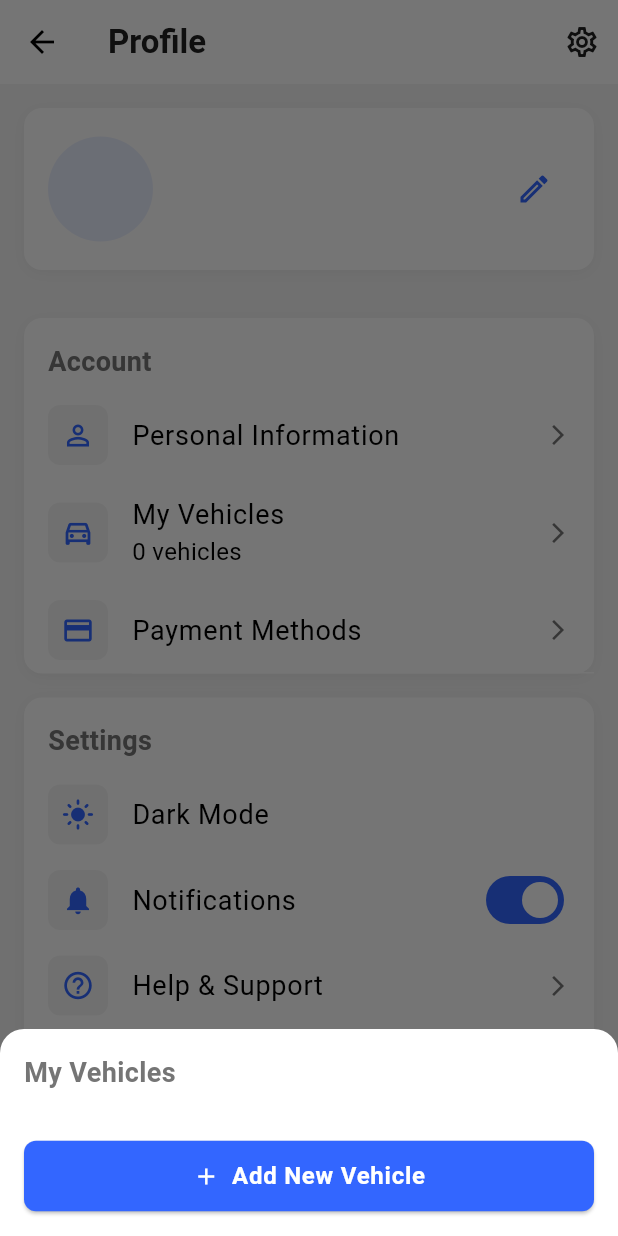
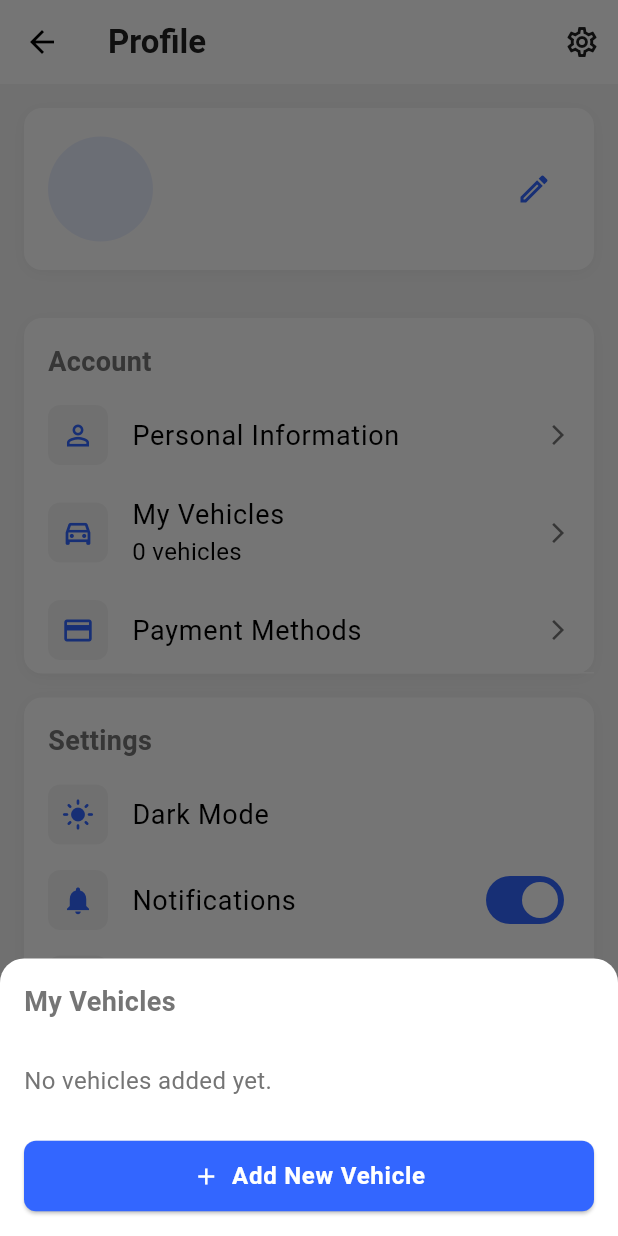
Before and after one commit to Gabby-Tech1/MAD-Team-31, a Flutter app: the ProfileScreen screen opened directly, after a tap on "My Vehicles", on a phone screen of 412 x 824 dp. Run offline on Flutter 3.47's test engine with Material 3 defaults, Android fonts, the phone set to English and light mode, and no system bars; our stand-ins replace animated_text_kit, flutter_map, flutter_svg, image_picker, latlong2, page_transition and 2 more; accounts and stored records are empty; project files that could hold a hidden picture were left out.

Commit message:
Updated the Profile Screen Personal Information

```diff
--- a/lib/screens/profile_screen.dart
+++ b/lib/screens/profile_screen.dart
@@ -1,3 +1,4 @@
+// lib/screens/profile_screen.dart
 import 'package:flutter/material.dart';
 import 'package:parkright/utils/app_theme.dart';
 import 'package:parkright/components/profile_list_tile.dart';
@@ -16,28 +17,57 @@ class ProfileScreen extends StatefulWidget {
 }
 
 class _ProfileScreenState extends State<ProfileScreen> {
-  late UserProfile userProfile;
+  UserProfile? userProfile; // make nullable until loaded
   bool isDarkMode = false;
   bool notificationsEnabled = true;
 
   @override
   void initState() {
     super.initState();
+    // Defer loading to after build context is available
+    WidgetsBinding.instance.addPostFrameCallback((_) {
       _loadUserData();
+    });
   }
 
   Future<void> _loadUserData() async {
     final authProvider = context.read<AuthProvider>();
     final parkingProvider = context.read<ParkingProvider>();
 
+    // Ensure user exists
     if (authProvider.user != null) {
-      // Load user vehicles
+      // Load vehicles first
       await parkingProvider.loadUserVehicles(authProvider.user!.id);
+
+      // Initialize userProfile using available data
+      setState(() {
+        userProfile = UserProfile(
+          name: authProvider.user?.userMetadata?['full_name']?.toString() ?? 'User',
+          email: authProvider.user?.email ?? '',
+          phoneNumber: authProvider.user?.userMetadata?['phone']?.toString() ?? '',
+          vehicles: parkingProvider.userVehicles.map((v) => v.model).toList(),
+        );
+      });
+    } else {
+      // No authenticated user — initialize empty profile so UI doesn't crash
+      setState(() {
+        userProfile = UserProfile(
+          name: 'Guest User',
+          email: '',
+          phoneNumber: '',
+          vehicles: [],
+        );
+      });
     }
   }
 
   void _editProfile() {
-    // Show edit profile dialog
+    if (userProfile == null) return; // Guard
+
+    final nameController = TextEditingController(text: userProfile!.name);
+    final emailController = TextEditingController(text: userProfile!.email);
+    final phoneController = TextEditingController(text: userProfile!.phoneNumber);
+
     showDialog(
       context: context,
       builder: (context) => AlertDialog(
@@ -50,56 +80,58 @@ class _ProfileScreenState extends State<ProfileScreen> {
               TextField(
                 decoration: const InputDecoration(
                   labelText: 'Name',
-                  hintText: 'Enter your name',
                 ),
-                controller: TextEditingController(text: userProfile.name),
-                onChanged: (value) {
-                  // In a real app, we would validate the input
-                },
+                controller: nameController,
               ),
               const SizedBox(height: 12),
               TextField(
                 decoration: const InputDecoration(
                   labelText: 'Email',
-                  hintText: 'Enter your email',
                 ),
-                controller: TextEditingController(text: userProfile.email),
-                onChanged: (value) {
-                  // In a real app, we would validate the input
-                },
+                controller: emailController,
+                keyboardType: TextInputType.emailAddress,
               ),
               const SizedBox(height: 12),
               TextField(
                 decoration: const InputDecoration(
                   labelText: 'Phone Number',
-                  hintText: 'Enter your phone number',
                 ),
-                controller: TextEditingController(text: userProfile.phoneNumber),
-                onChanged: (value) {
-                  // In a real app, we would validate the input
-                },
+                controller: phoneController,
+                keyboardType: TextInputType.phone,
               ),
             ],
           ),
         ),
         actions: [
           TextButton(
-            onPressed: () => Navigator.of(context).pop(),
+            onPressed: () {
+              nameController.dispose();
+              emailController.dispose();
+              phoneController.dispose();
+              Navigator.of(context).pop();
+            },
             child: const Text('CANCEL'),
           ),
           TextButton(
             onPressed: () {
-              // In a real app, we would update the user profile with the new values
-              // For this example, we'll just update with a fixed value
+              // Update local model (persisting to Supabase not implemented here)
               setState(() {
                 userProfile = UserProfile(
-                  name: 'Gabby Addo (Updated)',
-                  email: userProfile.email,
-                  phoneNumber: userProfile.phoneNumber,
-                  vehicles: userProfile.vehicles,
+                  name: nameController.text.trim().isEmpty ? userProfile!.name : nameController.text.trim(),
+                  email: emailController.text.trim().isEmpty ? userProfile!.email : emailController.text.trim(),
+                  phoneNumber: phoneController.text.trim().isEmpty ? userProfile!.phoneNumber : phoneController.text.trim(),
+                  vehicles: userProfile!.vehicles,
                 );
               });
+
+              nameController.dispose();
+              emailController.dispose();
+              phoneController.dispose();
+
               Navigator.of(context).pop();
+              ScaffoldMessenger.of(context).showSnackBar(
+                const SnackBar(content: Text('Profile updated successfully')),
+              );
             },
             child: const Text('SAVE'),
           ),
@@ -128,13 +160,18 @@ class _ProfileScreenState extends State<ProfileScreen> {
               ),
             ),
             const SizedBox(height: 16),
+            if (vehicles.isEmpty)
+              const Padding(
+                padding: EdgeInsets.symmetric(vertical: 12),
+                child: Text('No vehicles added yet.'),
+              ),
             ...vehicles.map((vehicle) => ListTile(
                   leading: const Icon(Icons.directions_car, color: AppColors.primary),
                   title: Text(vehicle.model),
                   trailing: IconButton(
                     icon: const Icon(Icons.delete_outline, color: Colors.red),
                     onPressed: () {
-                  // TODO: Implement vehicle deletion from database
+                      // TODO: implement deletion with provider/database
                       ScaffoldMessenger.of(context).showSnackBar(
                         const SnackBar(content: Text('Vehicle deletion coming soon')),
                       );
@@ -168,12 +205,169 @@ class _ProfileScreenState extends State<ProfileScreen> {
     );
   }
 
+  void _showAboutDialog() {
+    showDialog(
+      context: context,
+      builder: (context) => AlertDialog(
+        title: const Text('About ParkRight'),
+        content: const Column(
+          mainAxisSize: MainAxisSize.min,
+          crossAxisAlignment: CrossAxisAlignment.start,
+          children: [
+            Text('ParkRight v1.0.0'),
+            SizedBox(height: 8),
+            Text('Find, book and pay for parking easily.'),
+            SizedBox(height: 16),
+            Text('© 2025 ParkRight LLC'),
+            Text('All rights reserved'),
+          ],
+        ),
+        actions: [
+          TextButton(
+            onPressed: () => Navigator.of(context).pop(),
+            child: const Text('CLOSE'),
+          ),
+        ],
+      ),
+    );
+  }
+
+  Widget _buildProfileCard(UserProfile profile) {
+    return Container(
+      margin: const EdgeInsets.all(16),
+      padding: const EdgeInsets.all(16),
+      decoration: BoxDecoration(
+        color: Colors.white,
+        borderRadius: BorderRadius.circular(12),
+        boxShadow: [
+          BoxShadow(
+            color: Colors.black.withOpacity(0.05),
+            blurRadius: 8,
+            offset: const Offset(0, 2),
+          ),
+        ],
+      ),
+      child: Row(
+        children: [
+          // Profile picture / initials
+          Container(
+            width: 70,
+            height: 70,
+            decoration: BoxDecoration(
+              color: AppColors.primary.withOpacity(0.1),
+              shape: BoxShape.circle,
+            ),
+            child: Center(
+              child: Text(
+                profile.initials,
+                style: TextStyle(
+                  fontSize: 24,
+                  fontWeight: FontWeight.bold,
+                  color: AppColors.primary,
+                ),
+              ),
+            ),
+          ),
+          const SizedBox(width: 16),
+          // Profile info
+          Expanded(
+            child: Column(
+              crossAxisAlignment: CrossAxisAlignment.start,
+              children: [
+                Text(
+                  profile.name,
+                  style: const TextStyle(
+                    fontSize: 18,
+                    fontWeight: FontWeight.bold,
+                  ),
+                ),
+                const SizedBox(height: 4),
+                Text(
+                  profile.email,
+                  style: const TextStyle(
+                    fontSize: 14,
+                    color: AppColors.textSecondary,
+                  ),
+                ),
+                const SizedBox(height: 4),
+                Text(
+                  profile.phoneNumber,
+                  style: const TextStyle(
+                    fontSize: 14,
+                    color: AppColors.textSecondary,
+                  ),
+                ),
+              ],
+            ),
+          ),
+          // Edit button
+          IconButton(
+            icon: const Icon(
+              Icons.edit_outlined,
+              color: AppColors.primary,
+            ),
+            onPressed: _editProfile,
+          ),
+        ],
+      ),
+    );
+  }
+
+  Widget _buildSection(String title, List<Widget> items) {
+    return Container(
+      margin: const EdgeInsets.symmetric(horizontal: 16),
+      decoration: BoxDecoration(
+        color: Colors.white,
+        borderRadius: BorderRadius.circular(12),
+        boxShadow: [
+          BoxShadow(
+            color: Colors.black.withOpacity(0.05),
+            blurRadius: 8,
+            offset: const Offset(0, 2),
+          ),
+        ],
+      ),
+      child: Column(
+        crossAxisAlignment: CrossAxisAlignment.start,
+        children: [
+          Padding(
+            padding: const EdgeInsets.fromLTRB(16, 16, 16, 8),
+            child: Text(
+              title,
+              style: const TextStyle(
+                fontSize: 18,
+                fontWeight: FontWeight.bold,
+              ),
+            ),
+          ),
+          ...items,
+        ],
+      ),
+    );
+  }
+
   @override
   Widget build(BuildContext context) {
     return Consumer2<AuthProvider, ParkingProvider>(
       builder: (context, authProvider, parkingProvider, child) {
         final user = authProvider.user;
         final vehicles = parkingProvider.userVehicles;
+
+        // If userProfile isn't loaded yet, construct a temporary profile
+        final currentProfile = userProfile ??
+            UserProfile(
+              name: user?.userMetadata?['full_name']?.toString() ?? 'User',
+              email: user?.email ?? '',
+              phoneNumber: user?.userMetadata?['phone']?.toString() ?? '',
+              vehicles: vehicles.map((v) => v.model).toList(),
+            );
+
+        // show loader until initial load completes (optional)
+        if (userProfile == null && (user == null && vehicles.isEmpty)) {
+          return const Scaffold(
+            body: Center(child: CircularProgressIndicator()),
+          );
+        }
 
         return Scaffold(
           backgroundColor: Colors.grey.shade100,
@@ -195,7 +389,6 @@ class _ProfileScreenState extends State<ProfileScreen> {
                   color: AppColors.textPrimary,
                 ),
                 onPressed: () {
-                  // Show settings options
                   ScaffoldMessenger.of(context).showSnackBar(
                     const SnackBar(
                       content: Text('Settings coming soon!'),
@@ -210,12 +403,7 @@ class _ProfileScreenState extends State<ProfileScreen> {
             child: Column(
               children: [
                 // Profile card
-            _buildProfileCard(UserProfile(
-              name: user?.userMetadata?['full_name'] ?? 'User',
-              email: user?.email ?? '',
-              phoneNumber: user?.userMetadata?['phone'] ?? '',
-              vehicles: vehicles.map((v) => v.model).toList(),
-            )),
+                _buildProfileCard(currentProfile),
 
                 const SizedBox(height: 16),
 
@@ -271,9 +459,7 @@ class _ProfileScreenState extends State<ProfileScreen> {
                       });
                       ScaffoldMessenger.of(context).showSnackBar(
                         SnackBar(
-                      content: Text(
-                        isDarkMode ? 'Dark mode enabled' : 'Light mode enabled'
-                      ),
+                          content: Text(isDarkMode ? 'Dark mode enabled' : 'Light mode enabled'),
                           duration: const Duration(seconds: 1),
                         ),
                       );
@@ -304,8 +490,7 @@ class _ProfileScreenState extends State<ProfileScreen> {
                       ScaffoldMessenger.of(context).showSnackBar(
                         SnackBar(
                           content: Text(
-                        notificationsEnabled ? 'Notifications enabled' : 'Notifications disabled'
-                      ),
+                              notificationsEnabled ? 'Notifications enabled' : 'Notifications disabled'),
                           duration: const Duration(seconds: 1),
                         ),
                       );
@@ -340,7 +525,6 @@ class _ProfileScreenState extends State<ProfileScreen> {
                   padding: const EdgeInsets.all(16.0),
                   child: ElevatedButton(
                     onPressed: () {
-                  // Confirm before logout
                       showDialog(
                         context: context,
                         builder: (context) => AlertDialog(
@@ -383,149 +567,7 @@ class _ProfileScreenState extends State<ProfileScreen> {
             ),
           ),
         );
-  });
-}
-
-  void _showAboutDialog() {
-    showDialog(
-      context: context,
-      builder: (context) => AlertDialog(
-        title: const Text('About ParkRight'),
-        content: const Column(
-          mainAxisSize: MainAxisSize.min,
-          crossAxisAlignment: CrossAxisAlignment.start,
-          children: [
-            Text('ParkRight v1.0.0'),
-            SizedBox(height: 8),
-            Text('Find, book and pay for parking easily.'),
-            SizedBox(height: 16),
-            Text('© 2025 ParkRight LLC'),
-            Text('All rights reserved'),
-          ],
-        ),
-        actions: [
-          TextButton(
-            onPressed: () => Navigator.of(context).pop(),
-            child: const Text('CLOSE'),
-          ),
-        ],
-      ),
-    );
-  }
-
-  Widget _buildProfileCard(UserProfile profile) {
-    return Container(
-      margin: const EdgeInsets.all(16),
-      padding: const EdgeInsets.all(16),
-      decoration: BoxDecoration(
-        color: Colors.white,
-        borderRadius: BorderRadius.circular(12),
-        boxShadow: [
-          BoxShadow(
-            color: Colors.black.withOpacity(0.05),
-            blurRadius: 8,
-            offset: const Offset(0, 2),
-          ),
-        ],
-      ),
-      child: Row(
-        children: [
-          // Profile picture
-          Container(
-            width: 70,
-            height: 70,
-            decoration: BoxDecoration(
-              color: AppColors.primary.withOpacity(0.1),
-              shape: BoxShape.circle,
-            ),
-            child: Center(
-              child: Text(
-                profile.initials,
-                style: TextStyle(
-                  fontSize: 24,
-                  fontWeight: FontWeight.bold,
-                  color: AppColors.primary,
-                ),
-              ),
-            ),
-          ),
-          const SizedBox(width: 16),
-
-          // Profile info
-          Expanded(
-            child: Column(
-              crossAxisAlignment: CrossAxisAlignment.start,
-              children: [
-                Text(
-                  profile.name,
-                  style: const TextStyle(
-                    fontSize: 18,
-                    fontWeight: FontWeight.bold,
-                  ),
-                ),
-                const SizedBox(height: 4),
-                Text(
-                  profile.email,
-                  style: const TextStyle(
-                    fontSize: 14,
-                    color: AppColors.textSecondary,
-                  ),
-                ),
-                const SizedBox(height: 4),
-                Text(
-                  profile.phoneNumber,
-                  style: const TextStyle(
-                    fontSize: 14,
-                    color: AppColors.textSecondary,
-                  ),
-                ),
-              ],
-            ),
-          ),
-
-          // Edit button
-          IconButton(
-            icon: const Icon(
-              Icons.edit_outlined,
-              color: AppColors.primary,
-            ),
-            onPressed: _editProfile,
-          ),
-        ],
-      ),
-    );
-  }
-
-  Widget _buildSection(String title, List<Widget> items) {
-    return Container(
-      margin: const EdgeInsets.symmetric(horizontal: 16),
-      decoration: BoxDecoration(
-        color: Colors.white,
-        borderRadius: BorderRadius.circular(12),
-        boxShadow: [
-          BoxShadow(
-            color: Colors.black.withOpacity(0.05),
-            blurRadius: 8,
-            offset: const Offset(0, 2),
-          ),
-        ],
-      ),
-      child: Column(
-        crossAxisAlignment: CrossAxisAlignment.start,
-        children: [
-          Padding(
-            padding: const EdgeInsets.fromLTRB(16, 16, 16, 8),
-            child: Text(
-              title,
-              style: const TextStyle(
-                fontSize: 18,
-                fontWeight: FontWeight.bold,
-              ),
-            ),
-          ),
-          ...items,
-        ],
-      ),
+      },
     );
   }
 }
```
Lines whose indentation alone changed are shown as unchanged.
